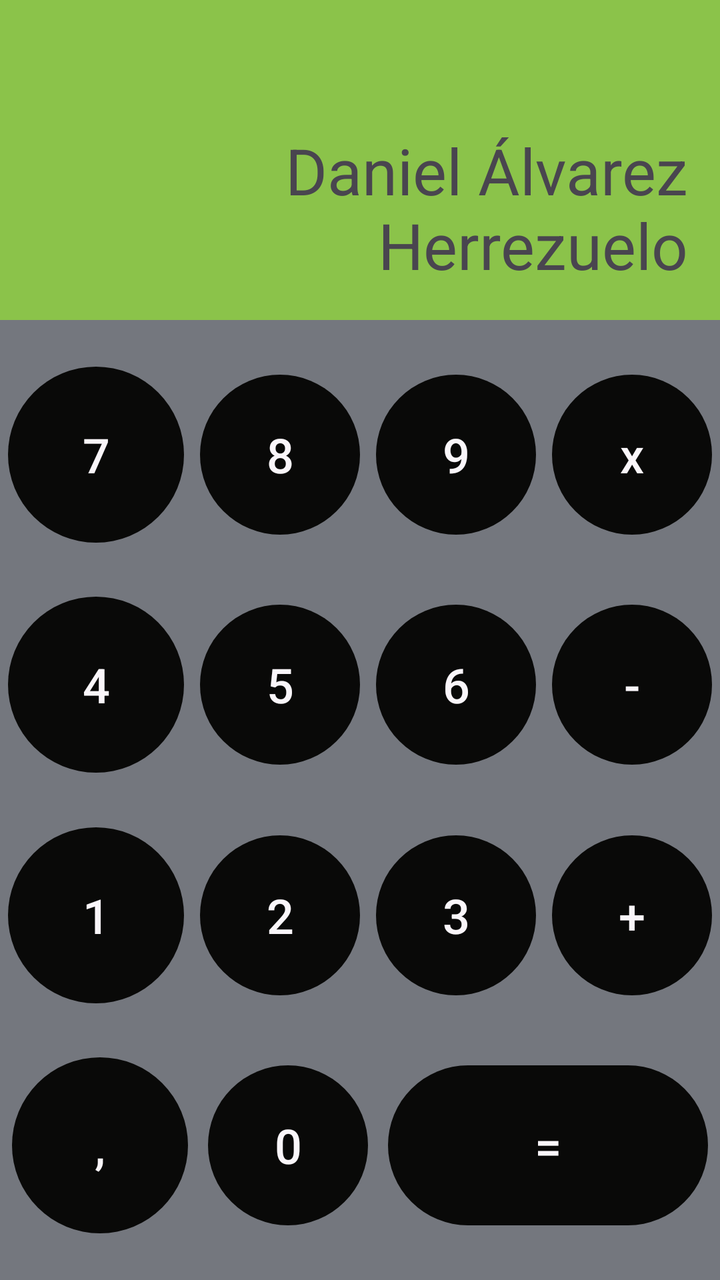
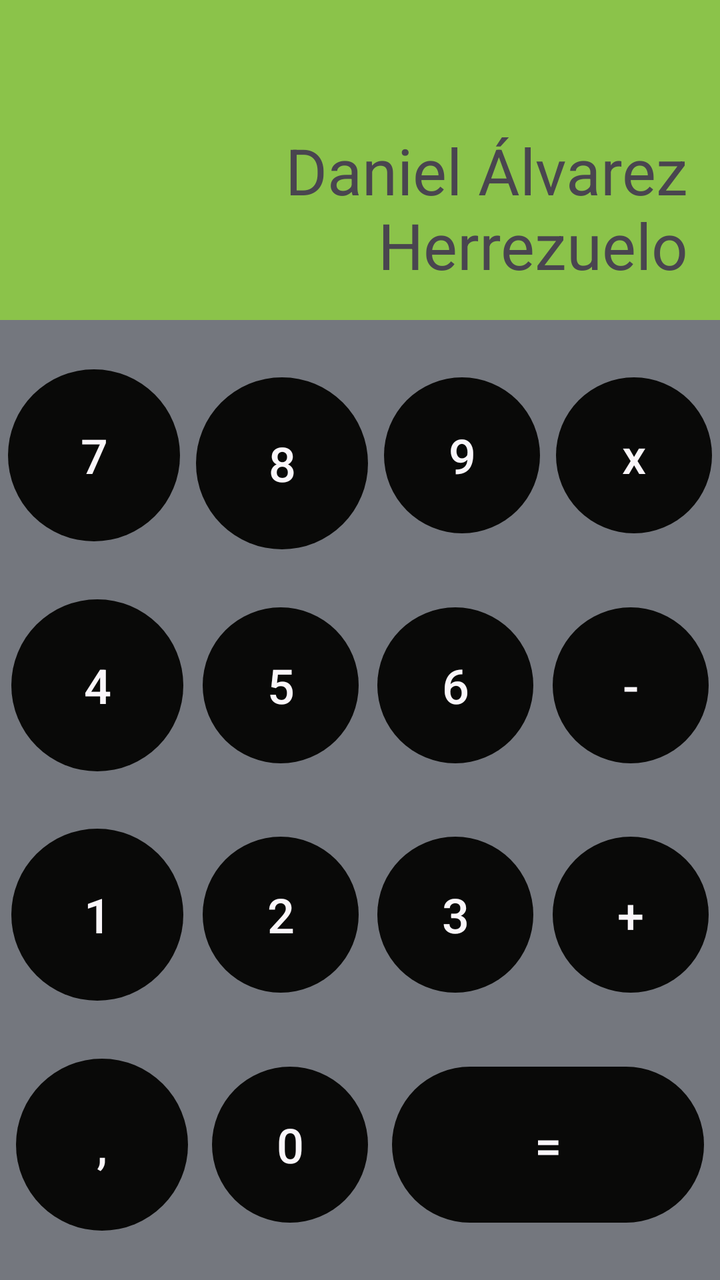

An Android layout rendered at two revisions. The XML below is the earlier revision; the diff shows what the commit changed to produce the second picture.
<!-- AndroidManifest.xml: application theme Theme.LayoutsDaniel -->
<!-- res/layout/ejercicio3.xml -->
<?xml version="1.0" encoding="utf-8"?>
<androidx.constraintlayout.widget.ConstraintLayout
    xmlns:android="http://schemas.android.com/apk/res/android"
    xmlns:app="http://schemas.android.com/apk/res-auto"
    android:id="@+id/main"
    android:layout_width="match_parent"
    android:layout_height="match_parent"
    android:background="@color/fondo"
    >

    <TextView
        android:id="@+id/pantalla"
        android:layout_width="0dp"
        android:layout_height="160dp"
        android:background="@color/pantalla"
        android:gravity="end|bottom"
        android:padding="16dp"
        android:text="@string/nombreCompleto"
        android:textSize="32sp"
        app:layout_constraintTop_toTopOf="parent"
        app:layout_constraintStart_toStartOf="parent"
        app:layout_constraintEnd_toEndOf="parent" />

    <Button
        android:id="@+id/b7"
        style="@style/btnCalculator"
        android:text="7"
        android:insetTop="0dp"
        android:insetBottom="0dp"
        android:layout_width="0dp"
        android:layout_height="0dp"
        app:layout_constraintDimensionRatio="1:1"
        app:layout_constraintTop_toBottomOf="@id/pantalla"
        app:layout_constraintHorizontal_chainStyle="spread"
        app:layout_constraintStart_toStartOf="parent"
        app:layout_constraintEnd_toStartOf="@id/b8"
        app:layout_constraintBottom_toTopOf="@id/b4"
        />

    <Button
        android:id="@+id/b8"
        android:text="8"
        style="@style/btnCalculator"
        android:insetTop="0dp"
        android:insetBottom="0dp"
        android:layout_width="0dp"
        android:layout_height="0dp"
        app:layout_constraintDimensionRatio="1:1"
        app:layout_constraintBottom_toBottomOf="@id/b7"
        app:layout_constraintStart_toEndOf="@id/b7"
        app:layout_constraintEnd_toStartOf="@id/b9"
        app:layout_constraintTop_toTopOf="@id/b7"
        />

    <Button
        android:id="@+id/b9"
        android:text="9"
        style="@style/btnCalculator"
        android:insetTop="0dp"
        android:insetBottom="0dp"
        android:layout_width="0dp"
        android:layout_height="0dp"
        app:layout_constraintDimensionRatio="1:1"
        app:layout_constraintBottom_toBottomOf="@id/b7"
        app:layout_constraintStart_toEndOf="@id/b8"
        app:layout_constraintEnd_toStartOf="@id/bPor"
        app:layout_constraintTop_toTopOf="@id/b7"
        />

    <Button
        android:id="@+id/bPor"
        android:text="x"
        style="@style/btnCalculator"
        android:insetTop="0dp"
        android:insetBottom="0dp"
        android:layout_width="0dp"
        android:layout_height="0dp"
        app:layout_constraintDimensionRatio="1:1"
        app:layout_constraintBottom_toBottomOf="@id/b7"
        app:layout_constraintStart_toEndOf="@id/b9"
        app:layout_constraintEnd_toEndOf="parent"
        app:layout_constraintTop_toTopOf="@id/b7"
        />

    <Button
        android:id="@+id/b4"
        android:text="4"
        style="@style/btnCalculator"
        android:insetTop="0dp"
        android:insetBottom="0dp"
        android:layout_width="0dp"
        android:layout_height="0dp"
        app:layout_constraintDimensionRatio="1:1"
        app:layout_constraintTop_toBottomOf="@id/b7"
        app:layout_constraintStart_toStartOf="parent"
        app:layout_constraintEnd_toStartOf="@id/b5"
        app:layout_constraintBottom_toTopOf="@id/b1"
        />

    <Button
        android:id="@+id/b5"
        android:text="5"
        style="@style/btnCalculator"
        android:insetTop="0dp"
        android:insetBottom="0dp"
        android:layout_width="0dp"
        android:layout_height="0dp"
        app:layout_constraintDimensionRatio="1:1"
        app:layout_constraintBottom_toBottomOf="@id/b4"
        app:layout_constraintStart_toEndOf="@id/b4"
        app:layout_constraintEnd_toStartOf="@id/b6"
        app:layout_constraintTop_toTopOf="@id/b4"
        />

    <Button
        android:id="@+id/b6"
        android:text="6"
        style="@style/btnCalculator"
        android:insetTop="0dp"
        android:insetBottom="0dp"
        android:layout_width="0dp"
        android:layout_height="0dp"
        app:layout_constraintDimensionRatio="1:1"
        app:layout_constraintBottom_toBottomOf="@id/b4"
        app:layout_constraintStart_toEndOf="@id/b5"
        app:layout_constraintEnd_toStartOf="@id/bMenos"
        app:layout_constraintTop_toTopOf="@id/b4"
        />

    <Button
        android:id="@+id/bMenos"
        android:text="-"
        style="@style/btnCalculator"
        android:insetTop="0dp"
        android:insetBottom="0dp"
        android:layout_width="0dp"
        android:layout_height="0dp"
        app:layout_constraintDimensionRatio="1:1"
        app:layout_constraintBottom_toBottomOf="@id/b4"
        app:layout_constraintStart_toEndOf="@id/b6"
        app:layout_constraintEnd_toEndOf="parent"
        app:layout_constraintTop_toTopOf="@id/b4"
        />

    <Button
        android:id="@+id/b1"
        android:text="1"
        style="@style/btnCalculator"
        android:insetTop="0dp"
        android:insetBottom="0dp"
        android:layout_width="0dp"
        android:layout_height="0dp"
        app:layout_constraintDimensionRatio="1:1"
        app:layout_constraintTop_toBottomOf="@id/b4"
        app:layout_constraintBottom_toTopOf="@id/bComa"
        app:layout_constraintStart_toStartOf="parent"
        app:layout_constraintEnd_toStartOf="@id/b2"
        />

    <Button
        android:id="@+id/b2"
        android:text="2"
        style="@style/btnCalculator"
        android:insetTop="0dp"
        android:insetBottom="0dp"
        android:layout_width="0dp"
        android:layout_height="0dp"
        app:layout_constraintDimensionRatio="1:1"
        app:layout_constraintBottom_toBottomOf="@id/b1"
        app:layout_constraintStart_toEndOf="@id/b1"
        app:layout_constraintEnd_toStartOf="@id/b3"
        app:layout_constraintTop_toTopOf="@id/b1"
        />

    <Button
        android:id="@+id/b3"
        android:text="3"
        style="@style/btnCalculator"
        android:insetTop="0dp"
        android:insetBottom="0dp"
        android:layout_width="0dp"
        android:layout_height="0dp"
        app:layout_constraintDimensionRatio="1:1"
        app:layout_constraintBottom_toBottomOf="@id/b1"
        app:layout_constraintStart_toEndOf="@id/b2"
        app:layout_constraintEnd_toStartOf="@id/bMas"
        app:layout_constraintTop_toTopOf="@id/b1"
        />

    <Button
        android:id="@+id/bMas"
        android:text="+"
        style="@style/btnCalculator"
        android:insetTop="0dp"
        android:insetBottom="0dp"
        android:layout_width="0dp"
        android:layout_height="0dp"
        app:layout_constraintDimensionRatio="1:1"
        app:layout_constraintBottom_toBottomOf="@id/b1"
        app:layout_constraintStart_toEndOf="@id/b3"
        app:layout_constraintEnd_toEndOf="parent"
        app:layout_constraintTop_toTopOf="@id/b1"
        />

    <Button
        android:id="@+id/bComa"
        android:text=","
        style="@style/btnCalculator"
        android:insetTop="0dp"
        android:insetBottom="0dp"
        android:layout_width="0dp"
        android:layout_height="0dp"
        app:layout_constraintDimensionRatio="1:1"
        app:layout_constraintHorizontal_weight="1"
        app:layout_constraintTop_toBottomOf="@id/b1"
        app:layout_constraintStart_toStartOf="parent"
        app:layout_constraintEnd_toStartOf="@id/b0"
        app:layout_constraintBottom_toBottomOf="parent"
        />

    <Button
        android:id="@+id/b0"
        android:text="0"
        style="@style/btnCalculator"
        android:insetTop="0dp"
        android:insetBottom="0dp"
        android:layout_width="0dp"
        android:layout_height="0dp"
        app:layout_constraintDimensionRatio="1:1"
        app:layout_constraintHorizontal_weight="1"
        app:layout_constraintBottom_toBottomOf="@id/bComa"
        app:layout_constraintStart_toEndOf="@id/bComa"
        app:layout_constraintEnd_toStartOf="@id/bIgual"
        app:layout_constraintTop_toTopOf="@id/bComa"
        />

    <Button
        android:id="@+id/bIgual"
        android:text="="
        style="@style/btnCalculator"
        android:insetTop="0dp"
        android:insetBottom="0dp"
        android:layout_width="0dp"
        android:layout_height="0dp"
        app:layout_constraintHorizontal_weight="2"
        app:layout_constraintDimensionRatio="2:1"
        app:layout_constraintBottom_toBottomOf="@id/bComa"
        app:layout_constraintStart_toEndOf="@id/b0"
        app:layout_constraintEnd_toEndOf="parent"
        app:layout_constraintTop_toTopOf="@id/bComa"
        />
</androidx.constraintlayout.widget.ConstraintLayout>
<!-- resources referenced by this layout -->
<resources>
  <color name="fondo">#74777E</color>
  <color name="pantalla">#8BC34A</color>
  <string name="nombreCompleto">Daniel Álvarez Herrezuelo</string>
  <style name="btnCalculator" parent="Widget.Material3.Button">
          <item name="android:layout_width">0dp</item>
          <item name="android:layout_height">0dp</item>
          <item name="layout_constraintDimensionRatio">1:1</item>
          <item name="android:layout_margin">4dp</item>
          <item name="android:insetTop">0dp</item>
          <item name="android:insetBottom">0dp</item>
          <item name="android:textSize">24sp</item>
          <item name="backgroundTint">@color/btn</item>
          <item name="android:textColor">@color/letraBtn</item>
      </style>
  <style name="Theme.LayoutsDaniel" parent="Base.Theme.LayoutsDaniel" />
  <color name="btn">#090908</color>
  <color name="letraBtn">#FAF6FA</color>
  <style name="Base.Theme.LayoutsDaniel" parent="Theme.Material3.DayNight.NoActionBar">
          
          
      </style>
</resources>

<!-- the commit's change to res/layout/ejercicio3.xml (unified diff, before → after) -->
@@ -24,7 +24,7 @@
     <Button
         android:id="@+id/b7"
         style="@style/btnCalculator"
-        android:text="7"
+        android:text="@string/_7"
         android:insetTop="0dp"
         android:insetBottom="0dp"
         android:layout_width="0dp"
@@ -39,14 +39,13 @@
 
     <Button
         android:id="@+id/b8"
-        android:text="8"
-        style="@style/btnCalculator"
-        android:insetTop="0dp"
-        android:insetBottom="0dp"
-        android:layout_width="0dp"
-        android:layout_height="0dp"
-        app:layout_constraintDimensionRatio="1:1"
-        app:layout_constraintBottom_toBottomOf="@id/b7"
+        android:text="@string/_8"
+        style="@style/btnCalculator"
+        android:insetTop="0dp"
+        android:insetBottom="0dp"
+        android:layout_width="0dp"
+        android:layout_height="0dp"
+        app:layout_constraintDimensionRatio="1:1"
         app:layout_constraintStart_toEndOf="@id/b7"
         app:layout_constraintEnd_toStartOf="@id/b9"
         app:layout_constraintTop_toTopOf="@id/b7"
<!-- resource entries referenced after the edit -->
@@ -2,6 +2,8 @@
 <resources>
   <color name="fondo">#74777E</color>
   <color name="pantalla">#8BC34A</color>
+  <string name="_7">7</string>
+  <string name="_8">8</string>
   <string name="nombreCompleto">Daniel Álvarez Herrezuelo</string>
   <style name="btnCalculator" parent="Widget.Material3.Button">
           <item name="android:layout_width">0dp</item>
